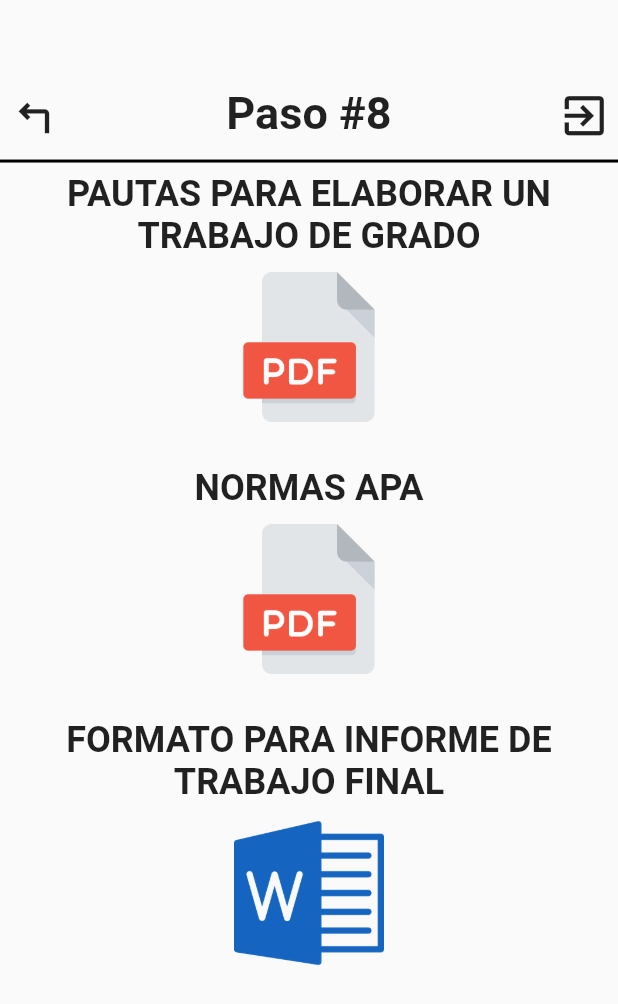
After one commit to Edwin-DEV-py/trabajo, a Flutter app: the Paso8 screen opened directly, on a phone screen of 412 x 824 dp. The commit adds this screen. Shown: the top 1004 px of the screen. Run offline on Flutter 3.47's test engine with Material 2 defaults, Android fonts, the light colour scheme and no system bars; our stand-ins replace get, youtube_player_flutter.

Commit message:
listo paso 8

```diff
--- a/lib/views/modules/investigacion/investgacion.dart
+++ b/lib/views/modules/investigacion/investgacion.dart
@@ -9,6 +9,7 @@ import 'package:trabajo/views/modules/investigacion/pasos/paso4.dart';
 import 'package:trabajo/views/modules/investigacion/pasos/paso5.dart';
 import 'package:trabajo/views/modules/investigacion/pasos/paso6.dart';
 import 'package:trabajo/views/modules/investigacion/pasos/paso7.dart';
+import 'package:trabajo/views/modules/investigacion/pasos/paso8.dart';
 import 'package:trabajo/widgets/btn-pasos.dart';
 import 'package:trabajo/widgets/header.dart';
 
@@ -31,7 +32,6 @@ class InvestigacionModulo extends StatelessWidget {
             height: screenHeight * 0.88,
               child: ListView(
                   children: [
-                    SizedBox(height: 20,),
                     Title(color: Colors.black, child: Text('REALIZAR UNA INVESTIGACION EN 8 PASOS', textAlign: TextAlign.center, style: TextStyle(fontSize: 25, fontWeight: FontWeight.bold),)),
                     SizedBox(height: 20,),
                     btnpasos(context, 'PASO #1', 'Selección de Tema','problema.png',() => Get.to(()=> cap1_Paso1(),transition: Transition.rightToLeft,duration: Duration(milliseconds: 300))),
@@ -48,7 +48,7 @@ class InvestigacionModulo extends StatelessWidget {
                     SizedBox(height: 20,),
                     btnpasos(context, 'PASO #7', 'Conclusiones','reco.png',() => Get.to(()=> Paso7(),transition: Transition.rightToLeft,duration: Duration(milliseconds: 300))),
                     SizedBox(height: 20,),
-                    btnpasos(context, 'PASO #8', 'Díagnostico','diagnostico.png',() => Get.to(()=> Paso6(),transition: Transition.rightToLeft,duration: Duration(milliseconds: 300))),
+                    btnpasos(context, 'PASO #8', 'Díagnostico','diagnostico.png',() => Get.to(()=> Paso8(),transition: Transition.rightToLeft,duration: Duration(milliseconds: 300))),
                     SizedBox(height: 20,),
                   ],
                 ),
--- /dev/null
+++ b/lib/views/modules/investigacion/pasos/paso8.dart
@@ -0,0 +1,43 @@
+// ignore_for_file: prefer_const_constructors
+
+import 'package:flutter/material.dart';
+import 'package:trabajo/widgets/contenido.dart';
+import 'package:trabajo/widgets/header.dart';
+
+class Paso8 extends StatelessWidget {
+  const Paso8({super.key});
+
+  @override
+  Widget build(BuildContext context) {
+    double screenHeight = MediaQuery.of(context).size.height;
+    return Scaffold(
+      body: Column(
+        children: [
+//contenedor del header
+          HeaderContainer3(txt: '8'),
+//contenedor de conetido
+          Container(
+            width: 360,
+            height: screenHeight*0.86,
+            child: ListView(
+              children: [
+                Widget_titulo('PAUTAS PARA ELABORAR UN TRABAJO DE GRADO'),
+                SizedBox(height: 10,),
+                Widget_url('https://drive.google.com/file/d/14XRoNmv0YtFH1Lgnmhp2zbQ7PbBf5umZ/view?usp=sharing', 'pdf.png', 100),
+                SizedBox(height: 30,),
+                Widget_titulo('NORMAS APA'),
+                SizedBox(height: 10,),
+                Widget_url('https://drive.google.com/file/d/1sinDQ7d96FLyUaO0qIXD6qst97hyeT7N/view?usp=sharing', 'pdf.png', 100),
+                SizedBox(height: 30,),
+                Widget_titulo('FORMATO PARA INFORME DE TRABAJO FINAL'),
+                SizedBox(height: 10,),
+                Widget_url('https://docs.google.com/document/d/1gPrISuqljHBCf8ODVuBzOhwjlJemViRN/edit?usp=sharing&ouid=115717897741373098050&rtpof=true&sd=true', 'palabra.png', 100),
+                SizedBox(height: 30,)
+              ],
+            ),
+          )
+        ],
+      ),
+    );
+  }
+}
--- a/lib/widgets/header.dart
+++ b/lib/widgets/header.dart
@@ -31,9 +31,14 @@ class HeaderContainer extends StatelessWidget {
                   'SECCIONES',
                   style: TextStyle(fontSize: 30, fontWeight: FontWeight.bold),
                 ),
-                Icon(
-                  Icons.exit_to_app_outlined,
-                  size: 35,
+                IconButton(
+                  onPressed: (){
+                    Navigator.pushNamed(context, '/login');
+                  },
+                  icon: Icon(
+                    Icons.exit_to_app_outlined,
+                    size: 35,
+                  ),
                 ),
               ],
             ),
@@ -136,9 +141,14 @@ class HeaderContainer3 extends StatelessWidget {
                   'Paso #$txt',
                     style: TextStyle(fontSize: 30, fontWeight: FontWeight.bold),
                 ),
-                Icon(
-                  Icons.exit_to_app_outlined,
-                  size: 35,
+                IconButton(
+                  onPressed: (){
+                    Navigator.pushNamed(context, '/login');
+                  },
+                  icon: Icon(
+                    Icons.exit_to_app_outlined,
+                    size: 35,
+                  ),
                 ),
               ],
             ),
```
Also changed, not shown: lib/views/modulos.dart (+8 -2 lines).
